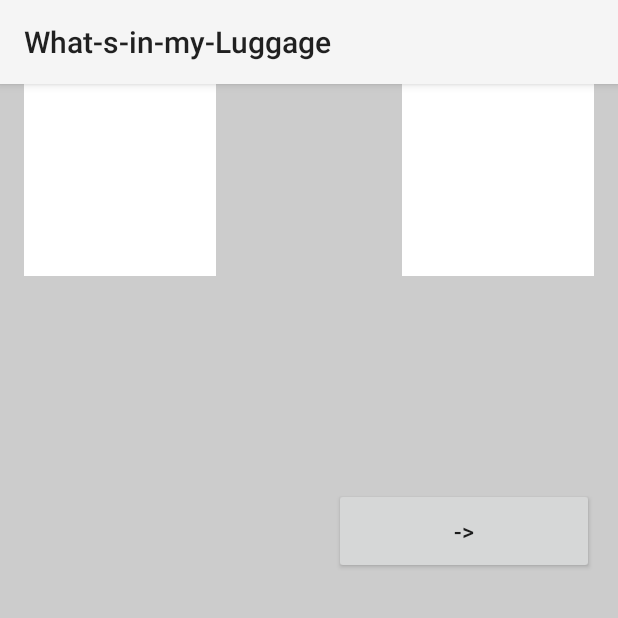
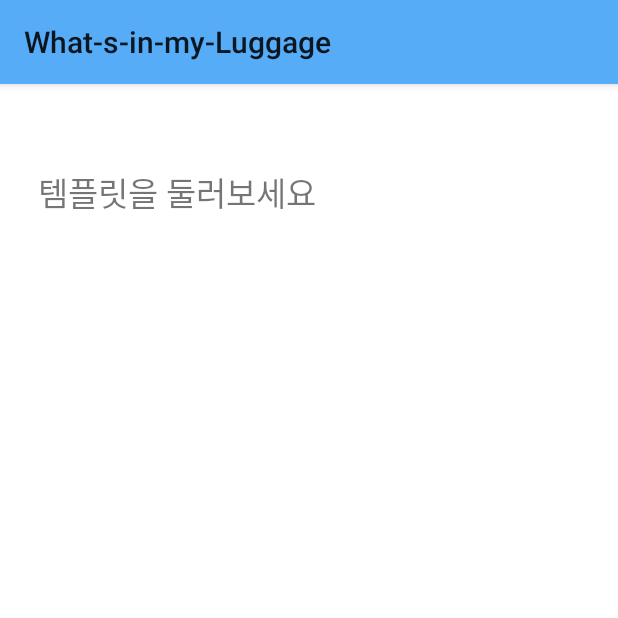
Before and after one commit to SWU-GURU2-12/GURU2_Android, an Android app: the MyRoomActivity screen opened directly, with no data from a screen before it, on a phone screen of 412 x 824 dp, the top half of it. Run offline under Robolectric (Android 15) with nearby library versions, the phone set to English and light mode, and no system bars.

Commit message:
로그인 회원가입 구현2

```diff
--- a/app/src/main/AndroidManifest.xml
+++ b/app/src/main/AndroidManifest.xml
@@ -13,7 +13,7 @@
         android:label="@string/app_name"
         android:roundIcon="@mipmap/ic_launcher_round"
         android:supportsRtl="true"
-        android:theme="@style/Theme.AppCompat.DayNight"
+        android:theme="@style/Theme.WhatsinmyLuggage"
         tools:targetApi="31">
 
         <activity
--- a/app/src/main/java/com/example/what_s_in_my_luggage/LoginActivity.kt
+++ b/app/src/main/java/com/example/what_s_in_my_luggage/LoginActivity.kt
@@ -18,9 +18,11 @@ class LoginActivity : AppCompatActivity() {
     //데이터 베이스 참조
     private val databaseReference = Firebase.database.getReference("users")
 
+    lateinit var btnBack: Button
     lateinit var etUserNickname: EditText
     lateinit var etUserPw: EditText
     lateinit var btnSignOk: Button
+
     override fun onCreate(savedInstanceState: Bundle?) {
         super.onCreate(savedInstanceState)
         setContentView(R.layout.activity_login)
@@ -28,6 +30,12 @@ class LoginActivity : AppCompatActivity() {
         etUserNickname = findViewById(R.id.userNickName)
         etUserPw = findViewById(R.id.userPw)
         btnSignOk = findViewById(R.id.btnSignOk)
+        btnBack = findViewById(R.id.btnBack)
+
+        btnBack.setOnClickListener {
+            val intent = Intent(this, HomeActivity::class.java)
+            startActivity(intent)
+        }
 
         btnSignOk.setOnClickListener {
             val userNickName = etUserNickname.text.toString()
--- a/app/src/main/java/com/example/what_s_in_my_luggage/SignUpActivity.kt
+++ b/app/src/main/java/com/example/what_s_in_my_luggage/SignUpActivity.kt
@@ -15,6 +15,7 @@ import com.google.firebase.database.ValueEventListener
 class SignUpActivity : AppCompatActivity() {
     private val databaseReference = FirebaseDatabase.getInstance().getReference("users")
 
+    lateinit var btnBack: Button
     lateinit var etMakeId: EditText
     lateinit var etMakePw: EditText
     lateinit var btnNicknameCd: Button
@@ -30,6 +31,14 @@ class SignUpActivity : AppCompatActivity() {
         etMakePw = findViewById(R.id.makePw)
         btnNicknameCd = findViewById(R.id.btnNicNameCd)
         btnSignOk = findViewById(R.id.btnSignOk)
+        btnBack = findViewById(R.id.btnBack)
+
+
+        btnBack.setOnClickListener {
+            val intent = Intent(this, HomeActivity::class.java)
+            startActivity(intent)
+        }
+
 
         btnNicknameCd.setOnClickListener {
             val userNickName = etMakeId.text.toString()
--- a/app/src/main/res/layout/activity_login.xml
+++ b/app/src/main/res/layout/activity_login.xml
@@ -138,7 +138,7 @@
                 android:layout_marginEnd="16dp"
                 android:layout_marginBottom="4dp"
                 android:hint="비밀번호를 입력해주세요"
-                android:inputType="text"
+                android:inputType="textPassword"
                 android:textColorHint="#808080"
                 android:textSize="14sp"
                 app:layout_constraintBottom_toBottomOf="parent"
@@ -155,8 +155,8 @@
         android:layout_width="173dp"
         android:layout_height="57dp"
         android:layout_marginEnd="16dp"
-        android:layout_marginBottom="230dp"
-        android:text="->"
+        android:layout_marginBottom="250dp"
+        android:background="@drawable/ic_arrow_big_2x"
         android:textSize="15sp"
         app:layout_constraintBottom_toBottomOf="parent"
         app:layout_constraintEnd_toEndOf="parent" />
--- a/app/src/main/res/layout/activity_myroom.xml
+++ b/app/src/main/res/layout/activity_myroom.xml
@@ -1,53 +1,35 @@
 <?xml version="1.0" encoding="utf-8"?>
-<androidx.constraintlayout.widget.ConstraintLayout xmlns:android="http://schemas.android.com/apk/res/android"
-    xmlns:app="http://schemas.android.com/apk/res-auto"
+<LinearLayout xmlns:android="http://schemas.android.com/apk/res/android"
     xmlns:tools="http://schemas.android.com/tools"
     android:layout_width="match_parent"
     android:layout_height="match_parent"
-    tools:context=".MyRoomActivity"
-    android:background="#CCCCCC"
-    >
+    android:clipToOutline="true"
+    android:background="#FFFFFF"
+    tools:context=".MyRoomActivity">
 
-    <!-- 별명 입력 그룹 -->
-    <!-- 비밀번호 입력 그룹 -->
+    <LinearLayout
+        android:layout_width="match_parent"
+        android:layout_height="match_parent"
+        android:orientation="vertical">
 
-    <!-- 확인 버튼 -->
+        <TextView
+            android:layout_width="wrap_content"
+            android:layout_height="wrap_content"
+            android:layout_alignParentLeft="true"
+            android:layout_marginStart="25dp"
+            android:layout_alignParentTop="true"
+            android:layout_marginTop="55dp"
+            android:text="템플릿을 둘러보세요"
+            android:textSize="22sp"
+            android:gravity="center_vertical" />
 
-    <androidx.constraintlayout.widget.ConstraintLayout
-        android:id="@+id/constraintLayout4"
-        android:layout_width="128dp"
-        android:layout_height="128dp"
+        <ImageView
+            android:id="@+id/co1"
+            android:layout_width="312dp"
+            android:layout_height="312dp"
+            android:layout_gravity="center"
+            android:layout_alignParentTop="true"
+            android:layout_marginTop="37dp" />
 
-        android:layout_margin="16dp"
-        android:layout_marginStart="16dp"
-        android:layout_marginTop="152dp"
-        android:background="@color/white"
-        app:layout_constraintStart_toStartOf="parent" />
-
-    <androidx.constraintlayout.widget.ConstraintLayout
-        android:id="@+id/constraintLayout"
-        android:layout_width="128dp"
-        android:layout_height="128dp"
-        android:layout_margin="16dp"
-
-        android:layout_marginStart="16dp"
-        android:layout_marginEnd="16dp"
-        android:background="@color/white"
-        app:layout_constraintEnd_toEndOf="parent"
-        app:layout_constraintHorizontal_bias="1.0"
-        app:layout_constraintStart_toStartOf="parent"
-        tools:layout_editor_absoluteY="-4dp" />
-
-    <Button
-        android:id="@+id/btnSignOk"
-        android:layout_width="173dp"
-        android:layout_height="57dp"
-        android:layout_marginEnd="16dp"
-        android:layout_marginBottom="300dp"
-        android:text="->"
-        android:textSize="15sp"
-        app:layout_constraintBottom_toBottomOf="parent"
-        app:layout_constraintEnd_toEndOf="parent"
-        app:layout_constraintTop_toBottomOf="@+id/constraintLayout" />
-
-</androidx.constraintlayout.widget.ConstraintLayout>
+    </LinearLayout>
+</LinearLayout>
--- a/app/src/main/res/layout/activity_sign_up.xml
+++ b/app/src/main/res/layout/activity_sign_up.xml
@@ -94,9 +94,8 @@
                 android:layout_marginEnd="16dp"
                 android:layout_marginBottom="16dp"
                 android:background="@color/white"
-                android:contentDescription="별명 중복 확인 버튼"
                 android:text="중복 확인"
-                android:textColor="@color/black"
+                android:textColor="@color/blue"
                 android:textSize="14sp"
                 app:layout_constraintBottom_toBottomOf="parent"
                 app:layout_constraintEnd_toEndOf="parent" />
@@ -149,7 +148,7 @@
                 android:layout_marginStart="16dp"
                 android:layout_marginBottom="4dp"
                 android:hint="비밀번호를 입력해주세요"
-                android:inputType="text"
+                android:inputType="textPassword"
                 android:textColorHint="#808080"
                 android:textSize="14sp"
                 app:layout_constraintBottom_toBottomOf="parent"
@@ -165,8 +164,8 @@
         android:layout_width="173dp"
         android:layout_height="57dp"
         android:layout_marginEnd="16dp"
-        android:layout_marginBottom="230dp"
-        android:text="->"
+        android:layout_marginBottom="250dp"
+        android:background="@drawable/ic_arrow_big_2x"
         android:textSize="15sp"
         app:layout_constraintBottom_toBottomOf="parent"
         app:layout_constraintEnd_toEndOf="parent" />
--- a/app/src/main/res/values/colors.xml
+++ b/app/src/main/res/values/colors.xml
@@ -2,4 +2,9 @@
 <resources>
     <color name="black">#FF000000</color>
     <color name="white">#FFFFFFFF</color>
+    <color name="blue">#56ACF6</color>
+    <color name="colorPrimary">#56ACF6</color>
+    <color name="colorPrimaryDark">#56ACF6</color>
+    <color name="colorAccent">#56ACF6</color>
+    <color name="editTextSelected">#56ACF6</color>
 </resources>
--- a/app/src/main/res/values/themes.xml
+++ b/app/src/main/res/values/themes.xml
@@ -1,8 +1,11 @@
 <resources xmlns:tools="http://schemas.android.com/tools">
     <!-- Base application theme. -->
-    <style name="Base.Theme.WhatsinmyLuggage" parent="Theme.Material3.DayNight.NoActionBar">
-        <!-- Customize your light theme here. -->
-        <!-- <item name="colorPrimary">@color/my_light_primary</item> -->
+    <style name="Base.Theme.WhatsinmyLuggage" parent="Theme.AppCompat.DayNight">
+        <!-- Customize your theme here. -->
+        <item name="colorPrimary">@color/colorPrimary</item>
+        <item name="colorPrimaryDark">@color/colorPrimaryDark</item>
+        <item name="colorAccent">@color/colorAccent</item>
+        <item name="colorControlActivated">@color/editTextSelected</item> <!-- 이 항목 추가 -->
     </style>
 
     <style name="Theme.WhatsinmyLuggage" parent="Base.Theme.WhatsinmyLuggage" />
```
Also changed, not shown: app/src/main/res/drawable/ic_arrow_big_2x.png (added).
